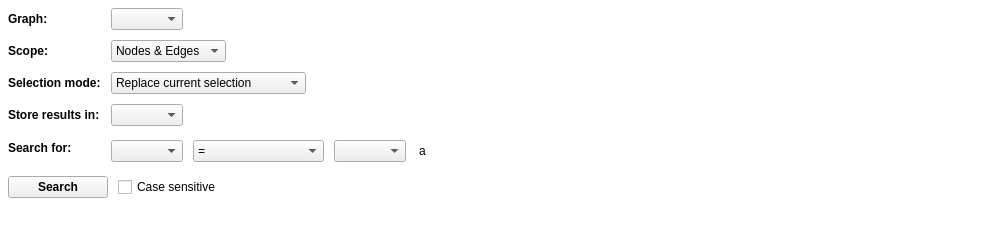
This is plugins/perspective/GraphPerspective/designer/SearchWidget.ui in vadivelselvaraj/TulipGLImprovement as Qt 5 draws it before an edit. The edited form follows.
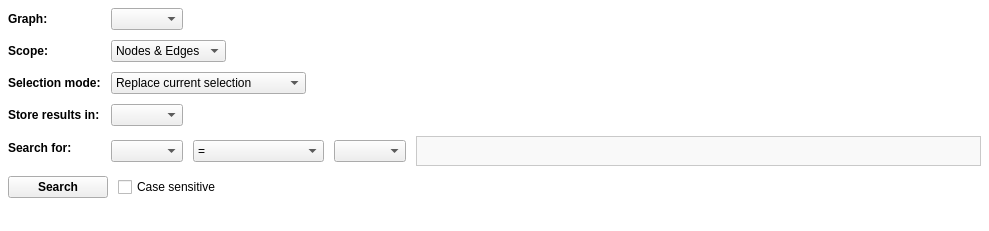
This is the edited form. Icons and pictures are not drawn. Custom widgets are drawn as their Qt base class.

The edit to the form file:
```diff
--- a/plugins/perspective/GraphPerspective/designer/SearchWidget.ui
+++ b/plugins/perspective/GraphPerspective/designer/SearchWidget.ui
@@ -54,8 +54,8 @@
        <rect>
         <x>0</x>
         <y>0</y>
-        <width>989</width>
-        <height>221</height>
+        <width>974</width>
+        <height>233</height>
        </rect>
       </property>
       <property name="styleSheet">
@@ -322,6 +322,13 @@
                   <height>30</height>
                  </size>
                 </property>
+                <property name="styleSheet">
+                 <string notr="true">QTableView {
+background-color: #F9F9F9;
+border: 1px solid #C9C9C9;
+color: black;
+}</string>
+                </property>
                 <property name="frameShape">
                  <enum>QFrame::NoFrame</enum>
                 </property>
@@ -343,6 +350,9 @@
                 <attribute name="horizontalHeaderVisible">
                  <bool>false</bool>
                 </attribute>
+                <attribute name="horizontalHeaderStretchLastSection">
+                 <bool>true</bool>
+                </attribute>
                 <attribute name="verticalHeaderVisible">
                  <bool>false</bool>
                 </attribute>
@@ -358,7 +368,7 @@
                 </column>
                 <item row="0" column="0">
                  <property name="text">
-                  <string>a</string>
+                  <string/>
                  </property>
                 </item>
                </widget>
```
